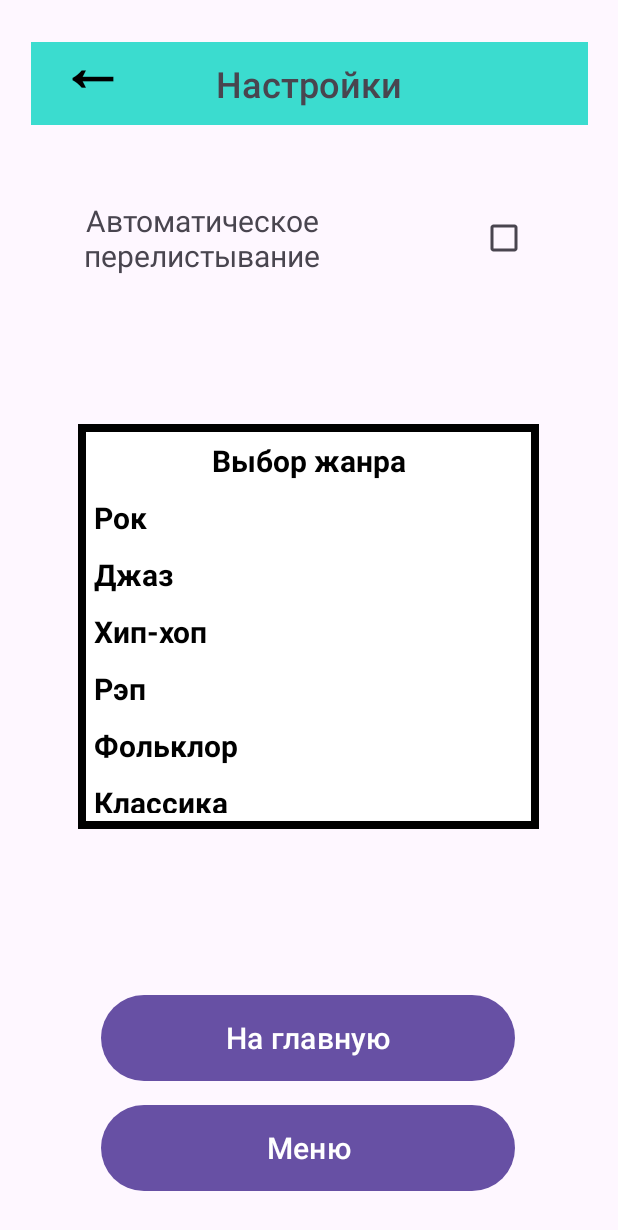
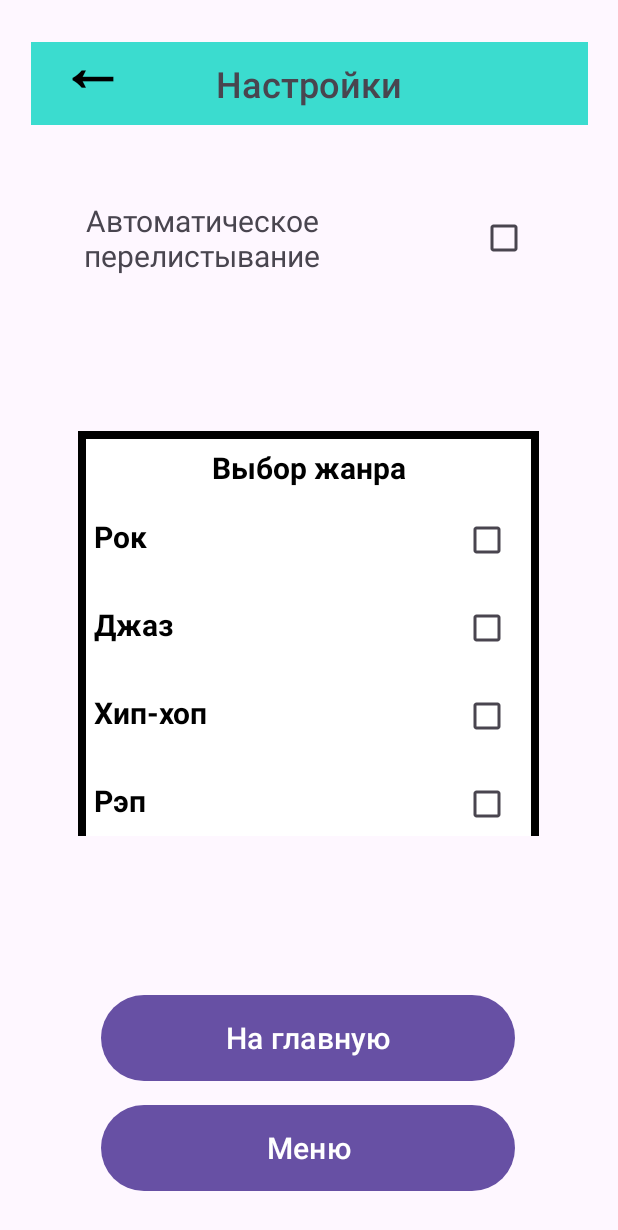
Before and after one commit to leviathan-7/Android_Video_App, an Android app: the Settings screen opened directly, with no data from a screen before it, on a phone screen of 412 x 824 dp. Shown: the top 1230 px of the screen. Run offline under Robolectric (Android 15) with nearby library versions, the phone set to English and light mode, and no system bars.

Commit message:
Settings updated and ViewModel of Settings done

```diff
--- a/app/src/main/java/com/example/neurodive_video/Menu.kt
+++ b/app/src/main/java/com/example/neurodive_video/Menu.kt
@@ -4,6 +4,7 @@ import android.content.Intent
 import androidx.appcompat.app.AppCompatActivity
 import android.os.Bundle
 import android.view.View
+import android.widget.TextView
 
 class Menu : AppCompatActivity() {
     override fun onCreate(savedInstanceState: Bundle?) {
--- a/app/src/main/java/com/example/neurodive_video/Settings.kt
+++ b/app/src/main/java/com/example/neurodive_video/Settings.kt
@@ -4,8 +4,17 @@ import android.content.Intent
 import androidx.appcompat.app.AppCompatActivity
 import android.os.Bundle
 import android.view.View
+import android.widget.CheckBox
+import android.widget.LinearLayout
+import android.widget.TableRow
+import android.widget.TextView
+import androidx.core.view.children
+
+var automaticBrowsing = false
+var genres = mutableListOf<String>()
 
 class Settings : AppCompatActivity() {
+
     override fun onCreate(savedInstanceState: Bundle?) {
         super.onCreate(savedInstanceState)
         setContentView(R.layout.settings)
@@ -13,6 +22,32 @@ class Settings : AppCompatActivity() {
     fun toVideo(view: View){
         val intent = Intent(this, Video::class.java)
         startActivity(intent)
+    }
+    fun autoBrowse(view: View){
+        automaticBrowsing = !automaticBrowsing
+    }
+    fun chosenGenres(view: View){
+        val id = view.id
+        val name = resources.getResourceName(id)
+        val rows = findViewById<LinearLayout>(R.id.linearLayout).children
+        var text = ""
+        for (row in rows) {
+            val table_row = findViewById<TableRow>(row.id)
+            val textView = table_row.getChildAt(0) as TextView
+            text = textView.text.toString()
+            val name2 = resources.getResourceName(textView.id)
+            val num1 = name[name.length - 1].toInt()
+            val num2 = name2[name2.length - 1].toInt()
+            val substr = "TextView"
+            if (substr in name2 && num2 == num1) {
+                var checkBox = findViewById<CheckBox>(id)
+                if (checkBox.isChecked)
+                    genres.add(text)
+                else
+                    genres.remove(text)
+                break
+            }
+        }
     }
     fun toMenu(view: View){
         val intent = Intent(this, Menu::class.java)
--- a/app/src/main/res/layout/settings.xml
+++ b/app/src/main/res/layout/settings.xml
@@ -91,34 +91,43 @@
         app:strokeColor="#000000" />
 
     <CheckBox
-        android:id="@+id/checkBox"
+        android:id="@+id/checkBox_browsing"
         android:layout_width="wrap_content"
         android:layout_height="51dp"
         android:layout_marginTop="50dp"
         android:layout_marginEnd="52dp"
+        android:onClick="autoBrowse"
         app:layout_constraintEnd_toEndOf="parent"
         app:layout_constraintTop_toBottomOf="@+id/textView" />
 
-    <TableLayout
-        android:id="@+id/tableLayout"
+    <ScrollView
+        android:id="@+id/scrollView2"
         android:layout_width="307dp"
         android:layout_height="270dp"
         android:layout_marginStart="52dp"
-        android:layout_marginTop="26dp"
         android:layout_marginEnd="52dp"
-        android:layout_marginBottom="35dp"
-        android:background="#000000"
-        android:padding="5dp"
-        android:scrollbars="vertical"
+        android:layout_marginBottom="63dp"
+        android:layout_marginTop="63dp"
+        android:layout_weight="1"
+        android:scrollbars="none"
         app:layout_constraintBottom_toTopOf="@+id/button_video"
         app:layout_constraintEnd_toEndOf="parent"
         app:layout_constraintHorizontal_bias="0.0"
         app:layout_constraintStart_toStartOf="parent"
         app:layout_constraintTop_toBottomOf="@+id/textView3">
 
+        <LinearLayout
+            android:id="@+id/linearLayout"
+            android:layout_width="fill_parent"
+            android:layout_height="fill_parent"
+            android:background="#000000"
+            android:orientation="vertical"
+            android:padding="5dp"
+            android:scrollbars="vertical">
+
 
             <TableRow
-            android:id="@+id/firstRow"
+                android:id="@+id/Row1"
                 android:layout_width="match_parent"
                 android:layout_height="match_parent"
                 android:layout_gravity="center"
@@ -127,126 +136,181 @@
                 android:textAlignment="center">
 
                 <TextView
+                    android:id="@+id/TTT"
                     android:layout_width="287dp"
                     android:layout_height="wrap_content"
                     android:layout_gravity="center"
                     android:text="Выбор жанра"
+                    android:textAlignment="center"
                     android:textColor="#000000"
                     android:textSize="20dp"
                     android:textStyle="bold"></TextView>
             </TableRow>
 
             <TableRow
-            android:id="@+id/secondRow"
+                android:id="@+id/Row2"
                 android:layout_width="match_parent"
                 android:layout_height="match_parent"
+                android:layout_gravity="center"
                 android:background="#FFFFFF"
                 android:padding="5dp"
                 android:textAlignment="center">
 
                 <TextView
-                android:layout_width="219dp"
+                    android:id="@+id/TextView1"
+                    android:layout_width="0dp"
                     android:layout_height="wrap_content"
+                    android:layout_weight="1"
                     android:text="Рок"
                     android:textColor="#000000"
                     android:textSize="20dp"
-                android:textStyle="bold"></TextView>
+                    android:textStyle="bold" />
+
+                <CheckBox
+                    android:id="@+id/checkBox_choosing1"
+                    android:layout_width="wrap_content"
+                    android:layout_height="wrap_content"
+                    android:onClick="chosenGenres"/>
+
+            </TableRow>
+
+
+            <TableRow
+                android:id="@+id/Row3"
+                android:layout_width="match_parent"
+                android:layout_height="match_parent"
+                android:layout_gravity="center"
+                android:background="#FFFFFF"
+                android:padding="5dp"
+                android:textAlignment="center">
+
+                <TextView
+                    android:id="@+id/TextView2"
+                    android:layout_width="0dp"
+                    android:layout_height="wrap_content"
+                    android:layout_weight="1"
+                    android:text="Джаз"
+                    android:textColor="#000000"
+                    android:textSize="20dp"
+                    android:textStyle="bold" />
+
+                <CheckBox
+                    android:id="@+id/checkBox_choosing2"
+                    android:layout_width="wrap_content"
+                    android:layout_height="wrap_content"
+                    android:onClick="chosenGenres"/>
 
             </TableRow>
 
             <TableRow
-            android:id="@+id/thirdRow"
+                android:id="@+id/Row4"
                 android:layout_width="match_parent"
                 android:layout_height="match_parent"
+                android:layout_gravity="center"
                 android:background="#FFFFFF"
-            android:padding="5dp">
+                android:padding="5dp"
+                android:textAlignment="center">
 
                 <TextView
+                    android:id="@+id/TextView3"
+                    android:layout_width="0dp"
+                    android:layout_height="wrap_content"
+                    android:layout_weight="1"
+                    android:text="Хип-хоп"
+                    android:textColor="#000000"
+                    android:textSize="20dp"
+                    android:textStyle="bold" />
+
+                <CheckBox
+                    android:id="@+id/checkBox_choosing3"
                     android:layout_width="wrap_content"
                     android:layout_height="wrap_content"
-                android:text="Джаз"
-                android:textColor="#000000"
-                android:textSize="20dp"
-                android:textStyle="bold"></TextView>
+                    android:onClick="chosenGenres"/>
 
             </TableRow>
 
             <TableRow
-            android:id="@+id/fourthRow"
+                android:id="@+id/Row5"
                 android:layout_width="match_parent"
                 android:layout_height="match_parent"
+                android:layout_gravity="center"
                 android:background="#FFFFFF"
                 android:padding="5dp"
-            tools:layout_editor_absoluteX="56dp"
-            tools:layout_editor_absoluteY="190dp">
+                android:textAlignment="center">
 
                 <TextView
+                    android:id="@+id/TextView4"
+                    android:layout_width="0dp"
+                    android:layout_height="wrap_content"
+                    android:layout_weight="1"
+                    android:text="Рэп"
+                    android:textColor="#000000"
+                    android:textSize="20dp"
+                    android:textStyle="bold" />
+
+                <CheckBox
+                    android:id="@+id/checkBox_choosing4"
                     android:layout_width="wrap_content"
                     android:layout_height="wrap_content"
-                android:text="Хип-хоп"
-                android:textColor="#000000"
-                android:textSize="20dp"
-                android:textStyle="bold"></TextView>
+                    android:onClick="chosenGenres"/>
 
             </TableRow>
 
             <TableRow
-            android:id="@+id/fifthRow"
+                android:id="@+id/Row6"
                 android:layout_width="match_parent"
                 android:layout_height="match_parent"
+                android:layout_gravity="center"
                 android:background="#FFFFFF"
                 android:padding="5dp"
-            tools:layout_editor_absoluteX="56dp"
-            tools:layout_editor_absoluteY="190dp">
+                android:textAlignment="center">
 
                 <TextView
+                    android:id="@+id/TextView5"
+                    android:layout_width="0dp"
+                    android:layout_height="wrap_content"
+                    android:layout_weight="1"
+                    android:text="Фольклор"
+                    android:textColor="#000000"
+                    android:textSize="20dp"
+                    android:textStyle="bold" />
+
+                <CheckBox
+                    android:id="@+id/checkBox_choosing5"
                     android:layout_width="wrap_content"
                     android:layout_height="wrap_content"
-                android:text="Рэп"
-                android:textColor="#000000"
-                android:textSize="20dp"
-                android:textStyle="bold"></TextView>
+                    android:onClick="chosenGenres"/>
 
             </TableRow>
 
             <TableRow
-            android:id="@+id/sixthRow"
+                android:id="@+id/Row7"
                 android:layout_width="match_parent"
                 android:layout_height="match_parent"
+                android:layout_gravity="center"
                 android:background="#FFFFFF"
                 android:padding="5dp"
-            tools:layout_editor_absoluteX="56dp"
-            tools:layout_editor_absoluteY="190dp">
+                android:textAlignment="center">
 
                 <TextView
+                    android:id="@+id/TextView6"
+                    android:layout_width="0dp"
+                    android:layout_height="wrap_content"
+                    android:layout_weight="1"
+                    android:text="Классика"
+                    android:textColor="#000000"
+                    android:textSize="20dp"
+                    android:textStyle="bold" />
+
+                <CheckBox
+                    android:id="@+id/checkBox_choosing6"
                     android:layout_width="wrap_content"
                     android:layout_height="wrap_content"
-                android:text="Фольклор"
-                android:textColor="#000000"
-                android:textSize="20dp"
-                android:textStyle="bold"></TextView>
+                    android:onClick="chosenGenres"/>
 
             </TableRow>
 
-        <TableRow
-            android:id="@+id/seventhRow"
-            android:layout_width="match_parent"
-            android:layout_height="match_parent"
-            android:background="#FFFFFF"
-            android:padding="5dp"
-            tools:layout_editor_absoluteX="56dp"
-            tools:layout_editor_absoluteY="190dp">
-
-            <TextView
-                android:layout_width="wrap_content"
-                android:layout_height="wrap_content"
-                android:text="Классика"
-                android:textColor="#000000"
-                android:textSize="20dp"
-                android:textStyle="bold"></TextView>
-
-        </TableRow>
-
-    </TableLayout>
+        </LinearLayout>
+    </ScrollView>
 
 </androidx.constraintlayout.widget.ConstraintLayout>
--- a/app/src/main/res/layout/top.xml
+++ b/app/src/main/res/layout/top.xml
@@ -96,7 +96,7 @@
             android:textAlignment="center">
 
             <TextView
-                android:layout_width="207dp"
+                android:layout_width="63dp"
                 android:layout_height="wrap_content"
                 android:text="https:/youtube/1.avi"
                 android:textColor="#000000"
```
Lines whose indentation alone changed are shown as unchanged.
